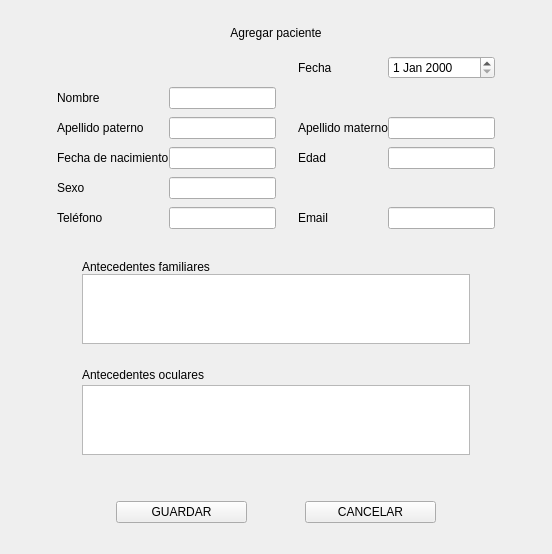
Old version of the form Agregar_Paciente.ui in the repository Matapuercos666/OPTICA.
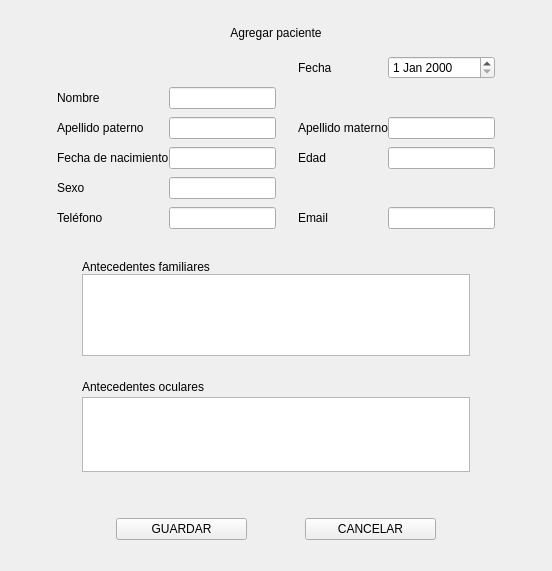
New version of the form.

```diff
--- a/Agregar_Paciente.ui
+++ b/Agregar_Paciente.ui
@@ -7,7 +7,7 @@
     <x>0</x>
     <y>0</y>
     <width>552</width>
-    <height>547</height>
+    <height>571</height>
    </rect>
   </property>
   <property name="windowTitle">
```
Left out of the diff: 2 changed lines with no effect on the pictures.
